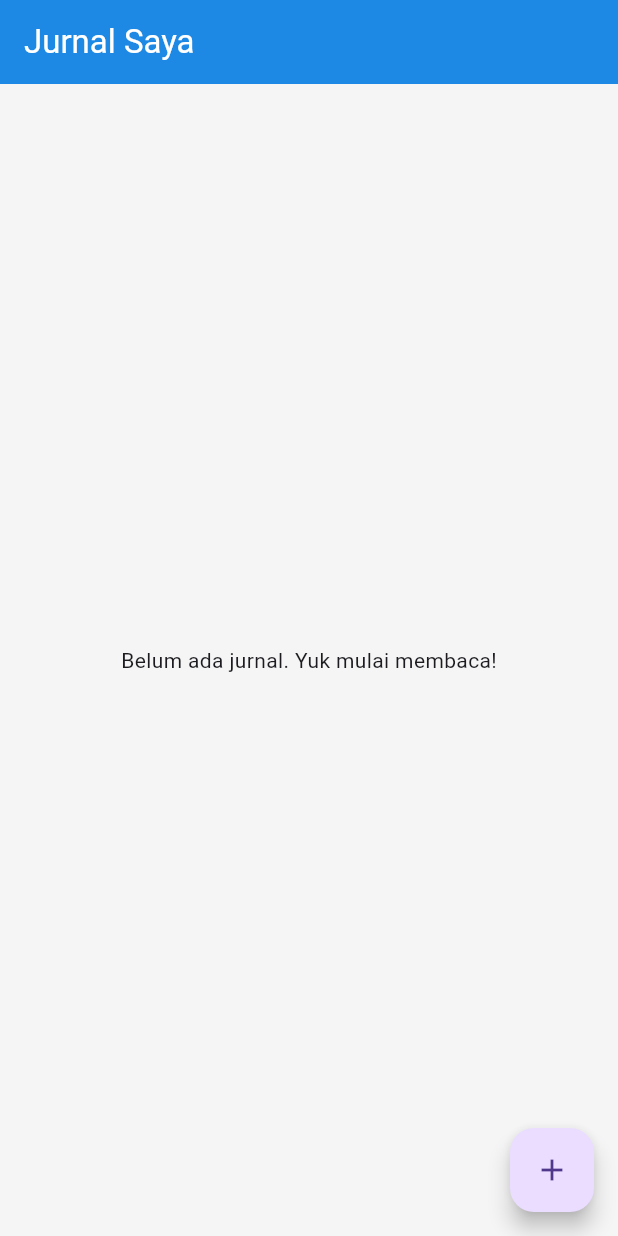
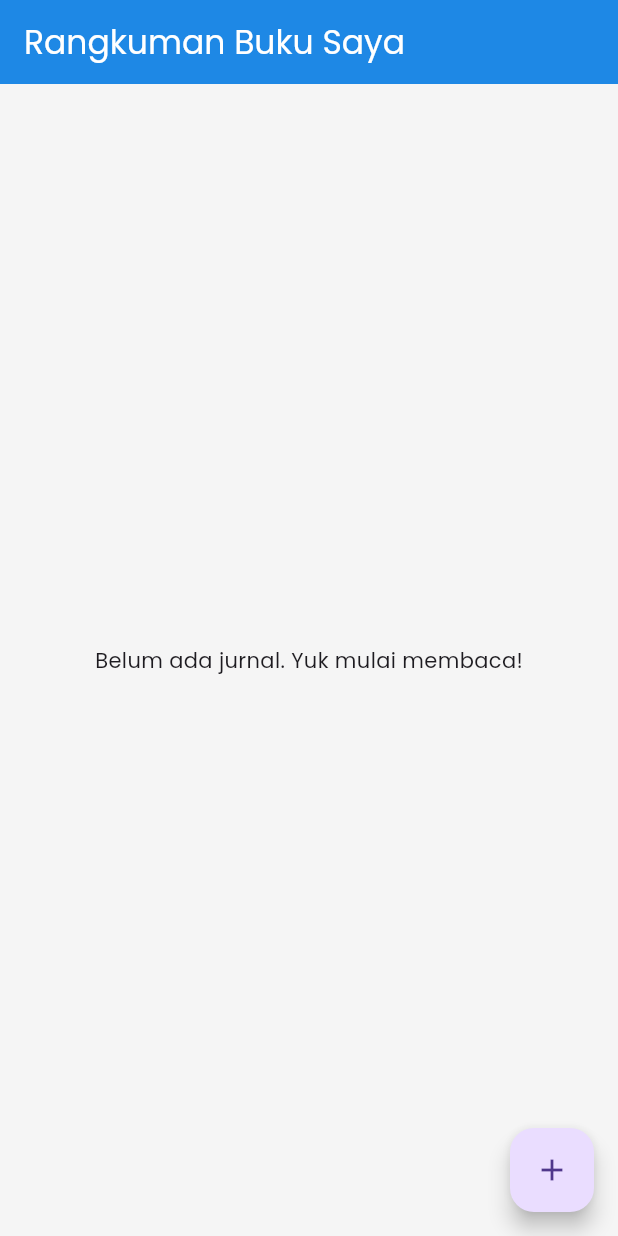
Before and after one commit to SandyArdiyan/Tugas-Akhir-Pam-Lanjut_0008, a Flutter app: the JournalScreen screen opened by its route, on a phone screen of 412 x 824 dp. Run offline on Flutter 3.47's test engine with Material 3 defaults, Android fonts, the phone set to English and light mode, and no system bars; our stand-ins replace dio, equatable, flutter_bloc, flutter_secure_storage, go_router, google_fonts and 1 more; accounts and stored records are empty; network calls fail.

Commit message:
update code

```diff
--- a/lib/core/routing/app_router.dart
+++ b/lib/core/routing/app_router.dart
@@ -2,17 +2,20 @@ import 'package:go_router/go_router.dart';
 
 // Import semua halaman (screens) yang ada di aplikasimu
 import '../../presentation/screens/home_screen.dart';
-import '../../presentation/screens/shelf_screen.dart'; // <-- INI YANG TADI HILANG
-
-// Jika ada garis merah di dua baris bawah ini,
-// sesuaikan nama file-nya dengan yang ada di laptopmu ya!
+import '../../presentation/screens/shelf_screen.dart';
 import '../../presentation/screens/journal_screen.dart';
 import '../../presentation/screens/login_screen.dart';
+import '../../presentation/screens/splash_screen.dart'; // <-- 1. TAMBAHKAN IMPORT INI
 
 class AppRouter {
   final GoRouter router = GoRouter(
-    initialLocation: '/home', // Ubah ke '/login' jika aplikasi harus mulai dari login
+    initialLocation: '/splash', // <-- 2. UBAH UTAMANYA KE /splash AGAR MUNCUL PERTAMA KALI
     routes: [
+      // --- 3. JALUR UTAMA MENUJU SPLASH SCREEN ---
+      GoRoute(
+        path: '/splash',
+        builder: (context, state) => const SplashScreen(),
+      ),
       GoRoute(
         path: '/login',
         builder: (context, state) => const LoginScreen(),
@@ -21,7 +24,6 @@ class AppRouter {
         path: '/home',
         builder: (context, state) => const HomeScreen(),
       ),
-      // --- INI ADALAH JALUR MENUJU RAK VIRTUAL YANG BARU ---
       GoRoute(
         path: '/shelf',
         builder: (context, state) => const ShelfScreen(),
--- a/lib/data/repositories/shelf_repository.dart
+++ b/lib/data/repositories/shelf_repository.dart
@@ -1,12 +1,20 @@
-import 'package:dio/dio.dart';
+import '../../core/network/dio_client.dart'; // <-- Panggil DioClient yang pintar
 import '../models/shelf_model.dart';
 
 class ShelfRepository {
-  final Dio _dio = Dio();
-  final String baseUrl = "http://10.0.2.2:3000/api/shelf"; // Sesuaikan port backend-mu
+  final DioClient dioClient; // <-- Menerima kurir dari main.dart
+
+  // Constructor wajib diisi dengan DioClient
+  ShelfRepository(this.dioClient);
+
+  // Karena baseUrl (http://10.0.2.2:3000) sudah diatur di dalam DioClient,
+  // di sini kita cukup menuliskan ujung jalurnya saja (endpoint).
+  final String endpoint = '/api/shelf';
 
   Future<List<ShelfModel>> getShelfItems() async {
-    final response = await _dio.get(baseUrl);
+    // Gunakan dioClient.dio agar otomatis membawa Token Login
+    final response = await dioClient.dio.get(endpoint);
+
     if (response.statusCode == 200 && response.data != null) {
       final List items = response.data['data'];
       return items.map((json) => ShelfModel.fromJson(json)).toList();
@@ -15,10 +23,12 @@ class ShelfRepository {
   }
 
   Future<void> addToShelf(ShelfModel item) async {
-    await _dio.post(baseUrl, data: item.toJson());
+    // Gunakan dioClient.dio untuk POST
+    await dioClient.dio.post(endpoint, data: item.toJson());
   }
 
   Future<void> removeFromShelf(String id) async {
-    await _dio.delete('$baseUrl/$id');
+    // Gunakan dioClient.dio untuk DELETE
+    await dioClient.dio.delete('$endpoint/$id');
   }
 }
--- a/lib/main.dart
+++ b/lib/main.dart
@@ -1,6 +1,6 @@
 import 'package:flutter/material.dart';
 import 'package:flutter_bloc/flutter_bloc.dart';
-
+import 'package:google_fonts/google_fonts.dart';
 // Import Core & Storage
 import 'core/routing/app_router.dart';
 import 'core/utils/constants.dart';
@@ -40,7 +40,7 @@ class MyApp extends StatelessWidget {
         RepositoryProvider(create: (_) => AuthRepository(dioClient, secureStorage)),
         RepositoryProvider(create: (_) => BookRepository()),
         RepositoryProvider(create: (_) => JournalRepository(dioClient)),
-        RepositoryProvider(create: (_) => ShelfRepository()), // <-- TAMBAHAN RAK
+        RepositoryProvider(create: (_) => ShelfRepository(dioClient)), // <-- TAMBAHAN RAK
       ],
       // 3. Daftarkan Semua BLoC untuk Mengatur Logika Bisnis Aplikasi
       child: MultiBlocProvider(
@@ -86,6 +86,7 @@ class PustakaSiswaApp extends StatelessWidget {
       title: 'PustakaSiswa',
       debugShowCheckedModeBanner: false,
       theme: ThemeData(
+        textTheme: GoogleFonts.poppinsTextTheme(),
         primaryColor: AppColors.primary,
         scaffoldBackgroundColor: AppColors.background,
         appBarTheme: const AppBarTheme(
--- a/lib/presentation/blocs/journal/journal_event.dart
+++ b/lib/presentation/blocs/journal/journal_event.dart
@@ -34,3 +34,11 @@ class JournalDeleteRequested extends JournalEvent {
   @override
   List<Object> get props => [id];
 }
+
+// ==========================================
+// TAMBAHAN: Event Sapu Bersih Data Jurnal
+// ==========================================
+class JournalClearDataRequested extends JournalEvent {
+  @override
+  List<Object> get props => [];
+}
--- a/lib/presentation/blocs/shelf_event.dart
+++ b/lib/presentation/blocs/shelf_event.dart
@@ -3,6 +3,7 @@ import '../../data/models/shelf_model.dart';
 abstract class ShelfEvent {}
 
 class ShelfLoadRequested extends ShelfEvent {}
+
 
 class ShelfAddRequested extends ShelfEvent {
   final ShelfModel item;
@@ -12,4 +13,7 @@ class ShelfAddRequested extends ShelfEvent {
 class ShelfRemoveRequested extends ShelfEvent {
   final String id;
   ShelfRemoveRequested(this.id);
+
 }
+
+class ShelfClearDataRequested extends ShelfEvent {}
--- a/lib/presentation/screens/home_screen.dart
+++ b/lib/presentation/screens/home_screen.dart
@@ -8,10 +8,12 @@ import '../blocs/book/book_event.dart';
 import '../blocs/book/book_state.dart';
 import '../widgets/book_card.dart';
 
-// JALUR IMPORT YANG SUDAH DIPERBAIKI SESUAI FOLDERMU:
+// JALUR IMPORT UNTUK RAK DAN JURNAL (Dipakai untuk pembersihan memori saat logout)
 import '../blocs/shelf_bloc.dart';
 import '../blocs/shelf_event.dart';
 import '../../data/models/shelf_model.dart';
+import '../blocs/journal/journal_bloc.dart';
+import '../blocs/journal/journal_event.dart';
 
 class HomeScreen extends StatefulWidget {
   const HomeScreen({super.key});
@@ -66,13 +68,21 @@ class _HomeScreenState extends State<HomeScreen> {
           ),
           IconButton(
             icon: const Icon(Icons.library_books),
-            tooltip: 'Jurnal Saya',
+            tooltip: 'Rangkuman Buku Saya',
             onPressed: () => context.push('/journal'),
           ),
           IconButton(
             icon: const Icon(Icons.logout),
+            tooltip: 'Keluar Akun',
             onPressed: () {
+              // 1. "Sapu Bersih" data memori buku dari akun lama (INI YANG TADI MATI/DI-COMMENT)
+              context.read<ShelfBloc>().add(ShelfClearDataRequested());
+              context.read<JournalBloc>().add(JournalClearDataRequested());
+
+              // 2. Hapus token keamanan
               context.read<AuthBloc>().add(AuthLogoutRequested());
+
+              // 3. Pindah ke halaman login
               context.go('/login');
             },
           ),
@@ -132,7 +142,6 @@ class _HomeScreenState extends State<HomeScreen> {
                       return BookCard(
                         book: book,
                         onTap: () {
-                          // KODE YANG SUDAH BERSIH DARI ERROR TYPE CHECK
                           final shelfBook = ShelfModel(
                             id: '',
                             bookId: book.id,
--- a/lib/presentation/screens/journal_screen.dart
+++ b/lib/presentation/screens/journal_screen.dart
@@ -28,7 +28,7 @@ class _JournalScreenState extends State<JournalScreen> {
       context: context,
       builder: (dialogContext) {
         return AlertDialog(
-          title: Text(existingJournal == null ? 'Buat Jurnal Baru' : 'Edit Jurnal'),
+          title: Text(existingJournal == null ? 'Buat Rangkuman Buku' : 'Edit Buku'),
           content: Column(
             mainAxisSize: MainAxisSize.min,
             children: [
@@ -79,7 +79,7 @@ class _JournalScreenState extends State<JournalScreen> {
   @override
   Widget build(BuildContext context) {
     return Scaffold(
-      appBar: AppBar(title: const Text('Jurnal Saya')),
+      appBar: AppBar(title: const Text('Rangkuman Buku Saya')),
       body: BlocConsumer<JournalBloc, JournalState>(
         listener: (context, state) {
           if (state is JournalActionSuccess) {
--- a/pubspec.yaml
+++ b/pubspec.yaml
@@ -27,6 +27,7 @@ dependencies:
   flutter_secure_storage: ^9.0.0
   rxdart: ^0.28.0
   url_launcher: ^6.3.2
+  google_fonts: ^8.1.0
 
 dev_dependencies:
   flutter_test:
```
Also changed, not shown: lib/presentation/blocs/journal/journal_bloc.dart (+7 -0 lines), lib/presentation/blocs/shelf_bloc.dart (+7 -0 lines), pubspec.lock.
